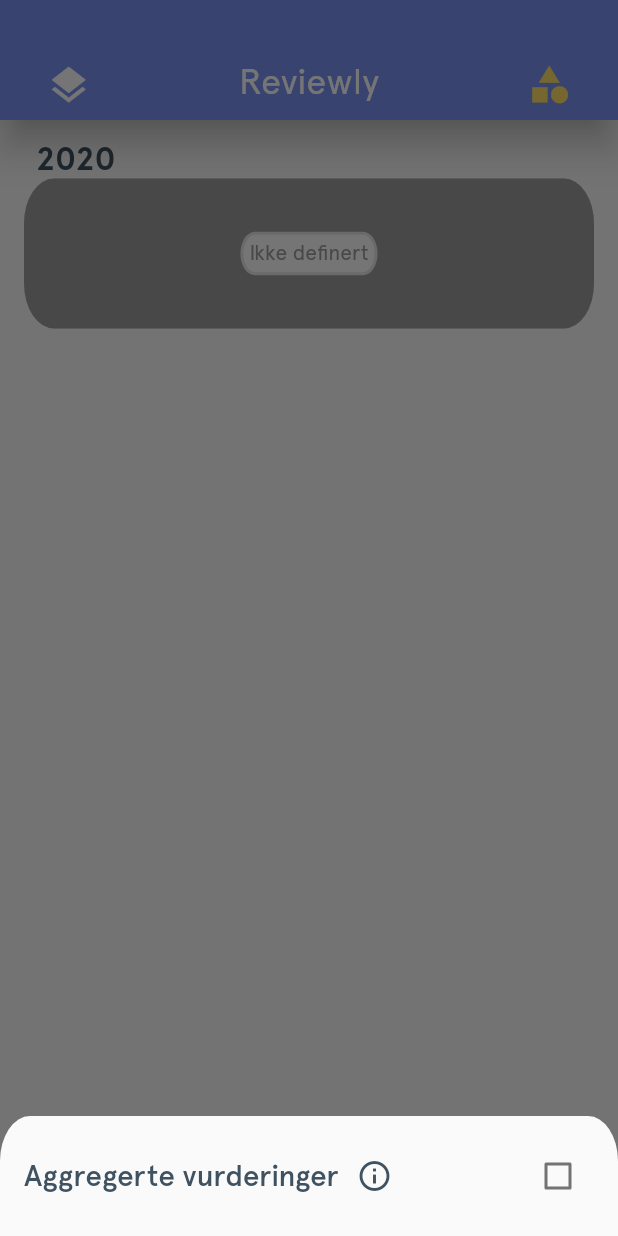
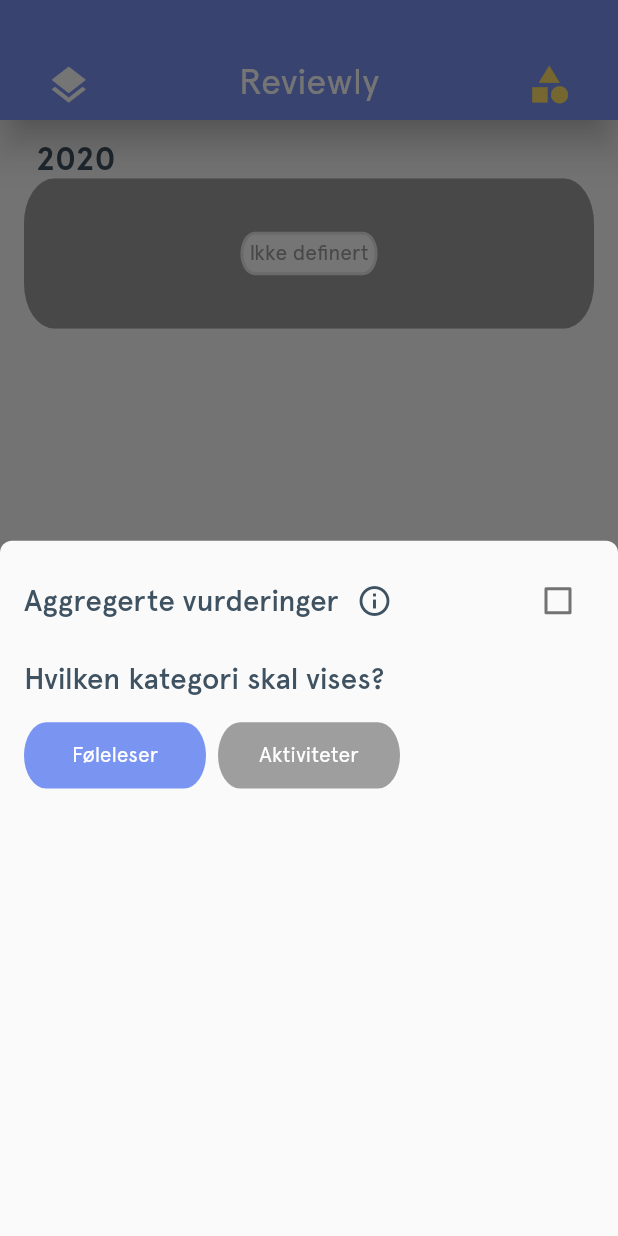
Before and after one commit to ulrikhaaland/perspektiv, a Flutter app: the screen it shows after launch, after a tap on the "layers" icon, on a phone screen of 412 x 824 dp. Run offline on Flutter 3.47's test engine with Material 2 defaults, Android fonts, the phone set to English and light mode, and no system bars; our stand-ins replace shared_preferences, webview_flutter; missing offline and left inert: spotify; generated files the repository leaves out were written again.

Commit message:
v1 reviewly

```diff
--- a/lib/main.dart
+++ b/lib/main.dart
@@ -70,6 +70,7 @@ class MyApp extends StatelessWidget {
       debugShowCheckedModeBanner: false,
       title: 'Flutter Demo',
       theme: ThemeData(
+        primaryColor: colorLeBleu,
         appBarTheme: AppBarTheme(
           color: colorLeBleu,
           iconTheme: IconThemeData(color: colorTextGrey),
--- a/lib/review/DisplaySettings.dart
+++ b/lib/review/DisplaySettings.dart
@@ -1,19 +1,32 @@
+import 'package:flutter/cupertino.dart';
 import 'package:flutter/material.dart';
+import 'package:perspektiv/bloc/CategoriesBloc.dart';
 import 'package:perspektiv/bloc/ReviewBloc.dart';
 import 'package:perspektiv/main.dart';
+import 'package:perspektiv/model/Category.dart';
 import 'package:perspektiv/model/Review.dart';
 import 'package:provider/provider.dart';
 
 class DisplaySettings extends StatefulWidget {
   final ReviewBloc reviewBloc;
+  final CategoriesBloc categoriesBloc;
 
-  const DisplaySettings({Key key, this.reviewBloc}) : super(key: key);
+  const DisplaySettings({Key key, this.reviewBloc, this.categoriesBloc})
+      : super(key: key);
 
   @override
   _DisplaySettingsState createState() => _DisplaySettingsState();
 }
 
 class _DisplaySettingsState extends State<DisplaySettings> {
+  @override
+  void initState() {
+    widget.reviewBloc.reviewCategory.addListener(() {
+      if (mounted) setState(() {});
+    });
+    super.initState();
+  }
+
   @override
   Widget build(BuildContext context) {
     ReviewBloc _reviewBloc = widget.reviewBloc;
@@ -22,6 +35,7 @@ class _DisplaySettingsState extends State<DisplaySettings> {
     return Padding(
       padding: EdgeInsets.all(16.0),
       child: Column(
+        crossAxisAlignment: CrossAxisAlignment.start,
         mainAxisSize: MainAxisSize.min,
         children: <Widget>[
           Row(
@@ -54,8 +68,94 @@ class _DisplaySettingsState extends State<DisplaySettings> {
                   })
             ],
           ),
+          Container(
+            height: 16,
+          ),
+          Text(
+            "Hvilken kategori skal vises?",
+            style: TextStyle(
+                color: colorTextGrey,
+                fontWeight: FontWeight.w500,
+                fontSize: 20),
+          ),
+          Container(
+            height: 16,
+          ),
+          Expanded(
+            child: GridView.builder(
+                itemCount: widget.categoriesBloc.categoryList.value.length,
+                gridDelegate: SliverGridDelegateWithFixedCrossAxisCount(
+                    crossAxisCount: 3,
+                    crossAxisSpacing: 8,
+                    mainAxisSpacing: 8,
+                    childAspectRatio: 2.75),
+                itemBuilder: (context, index) {
+                  Category category =
+                      widget.categoriesBloc.categoryList.value[index];
+
+                  bool isSelected = widget.reviewBloc.reviewCategory.value
+                          .toLowerCase()
+                          .trim() ==
+                      category.name.toLowerCase().trim();
+
+                  return _CategoryGridItem(
+                    key: Key(category.name),
+                    category: category,
+                    onSelect: () {
+                      if (widget.reviewBloc.reviewCategory.value !=
+                          category.name)
+                        widget.reviewBloc.reviewCategory.value = category.name;
+                    },
+                    isSelected: isSelected,
+                  );
+                }),
+          ),
         ],
       ),
     );
   }
 }
+
+// ignore: must_be_immutable
+class _CategoryGridItem extends StatefulWidget {
+  final Category category;
+  bool isSelected;
+  final VoidCallback onSelect;
+
+  _CategoryGridItem({Key key, this.category, this.isSelected, this.onSelect})
+      : super(key: key);
+
+  @override
+  __CategoryGridItemState createState() => __CategoryGridItemState();
+}
+
+class __CategoryGridItemState extends State<_CategoryGridItem> {
+  @override
+  Widget build(BuildContext context) {
+    Size deviceSize = MediaQuery.of(context).size;
+    return InkWell(
+      highlightColor: colorLeBleu,
+      borderRadius: BorderRadius.all(Radius.circular(8)),
+      splashColor: colorHappiness,
+      onTap: widget.onSelect,
+      child: AnimatedContainer(
+        padding: EdgeInsets.all(8),
+        alignment: Alignment.center,
+        width: deviceSize.width / 3 - 16,
+        height: 45,
+        duration: Duration(milliseconds: 100),
+        decoration: BoxDecoration(
+          color: widget.isSelected == true ? colorLeBleu : Colors.grey,
+          borderRadius: BorderRadius.all(Radius.elliptical(20, 30)),
+        ),
+        child: Text(
+          widget.category.name,
+          style: TextStyle(
+            color: Colors.white,
+          ),
+          overflow: TextOverflow.ellipsis,
+        ),
+      ),
+    );
+  }
+}
--- a/lib/review/Reviewables.dart
+++ b/lib/review/Reviewables.dart
@@ -75,6 +75,8 @@ class _ReviewablesState extends State<Reviewables> {
       _decade = _reviewBloc.decade;
       _hasData();
     });
+
+    _reviewBloc.reviewCategory.addListener(() => setState(() {}));
 
     _reviewBloc.reviewSpan.addListener(() {
       setState(() {});
@@ -436,12 +438,12 @@ class _ReviewablesState extends State<Reviewables> {
         isDismissible: true, // <--- this line
         shape: RoundedRectangleBorder(
             borderRadius: BorderRadius.only(
-                topLeft: Radius.elliptical(20, 30),
-                topRight: Radius.elliptical(20, 30))),
+                topLeft: Radius.circular(8), topRight: Radius.circular(8))),
         context: context,
         builder: (builder) {
           return DisplaySettings(
             reviewBloc: _reviewBloc,
+            categoriesBloc: _categoriesBloc,
           );
         });
   }
--- a/lib/review/span/ReviewYearly.dart
+++ b/lib/review/span/ReviewYearly.dart
@@ -22,7 +22,9 @@ class _ReviewYearlyState extends State<ReviewYearly> {
   Widget build(BuildContext context) {
     Decade decade = widget.reviewBloc.decade;
     assert(decade != null);
-    return ListView.builder(
+    return Padding(
+      padding: const EdgeInsets.only(bottom: 32.0),
+      child: ListView.builder(
           shrinkWrap: true,
           controller: widget.scrollController,
           itemCount: decade.years.length,
@@ -45,13 +47,7 @@ class _ReviewYearlyState extends State<ReviewYearly> {
               children: <Widget>[
                 Padding(
                   padding: EdgeInsets.only(left: 24, right: 24, top: 12),
-                child: Text(
-                  review.title,
-                  style: TextStyle(
-                      color: colorTextGrey,
-                      fontWeight: FontWeight.bold,
-                      fontSize: 22),
-                ),
+                  child: _getReviewListItemTitle(review: review, year: year),
                 ),
                 InkWell(
                   onTap: () {
@@ -70,6 +66,33 @@ class _ReviewYearlyState extends State<ReviewYearly> {
                 ),
               ],
             );
-        });
+          }),
+    );
+  }
+
+  Widget _getReviewListItemTitle({Review review, Year year}) {
+    TextStyle style = TextStyle(
+        color: colorTextGrey, fontWeight: FontWeight.bold, fontSize: 22);
+    if (widget.reviewBloc.aggregated.value == false) {
+      return Text(
+        review.title,
+        style: style,
+      );
+    } else {
+      String lastMonthNumber = "";
+      if (year.months.length > 1) {
+        lastMonthNumber = "-" + year.months.last.month;
+      }
+      return RichText(
+          text: TextSpan(children: [
+        TextSpan(
+          text: "Aggregert ",
+          style: style,
+        ),
+        TextSpan(
+            text: year.months.first.review.title + lastMonthNumber,
+            style: style)
+      ]));
     }
   }
+}
```
Also changed, not shown: lib/CategoryItem.dart (+0 -7 lines), lib/review/span/ReviewDaily.dart (+7 -3 lines), lib/review/span/ReviewMonthly.dart (+32 -13 lines), lib/review/span/ReviewWeekly.dart (+39 -11 lines). Lines whose indentation alone changed are shown as unchanged.
